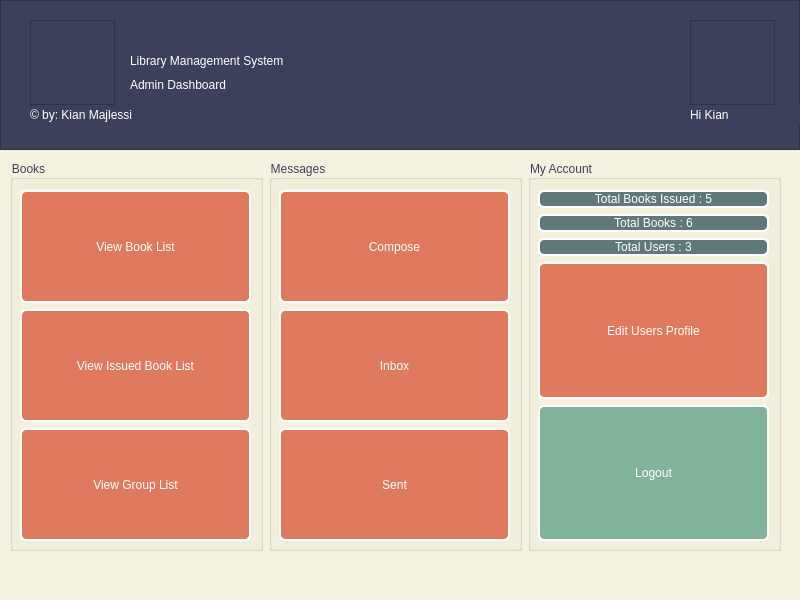
Above: mainwindow.ui from kianmajl/Library before the change. Below: the same form after it.
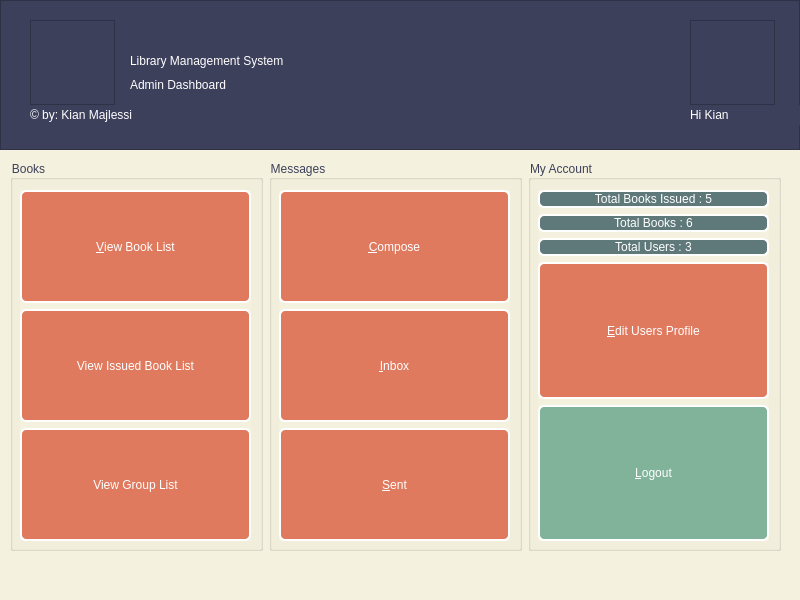
That is the form after the change. Icons and pictures are not drawn.

Diff of the .ui file:
```diff
--- a/mainwindow.ui
+++ b/mainwindow.ui
@@ -225,7 +225,7 @@
             </sizepolicy>
            </property>
            <property name="text">
-            <string>View Book List</string>
+            <string>&amp;View Book List</string>
            </property>
           </widget>
          </item>
@@ -283,7 +283,7 @@
             </sizepolicy>
            </property>
            <property name="text">
-            <string>Compose</string>
+            <string>&amp;Compose</string>
            </property>
           </widget>
          </item>
@@ -296,7 +296,7 @@
             </sizepolicy>
            </property>
            <property name="text">
-            <string>Inbox</string>
+            <string>&amp;Inbox</string>
            </property>
           </widget>
          </item>
@@ -309,7 +309,7 @@
             </sizepolicy>
            </property>
            <property name="text">
-            <string>Sent</string>
+            <string>&amp;Sent</string>
            </property>
           </widget>
          </item>
@@ -374,7 +374,7 @@
             </sizepolicy>
            </property>
            <property name="text">
-            <string>Edit Users Profile</string>
+            <string>&amp;Edit Users Profile</string>
            </property>
           </widget>
          </item>
@@ -387,7 +387,7 @@
             </sizepolicy>
            </property>
            <property name="text">
-            <string>Logout</string>
+            <string>&amp;Logout</string>
            </property>
           </widget>
          </item>
```
